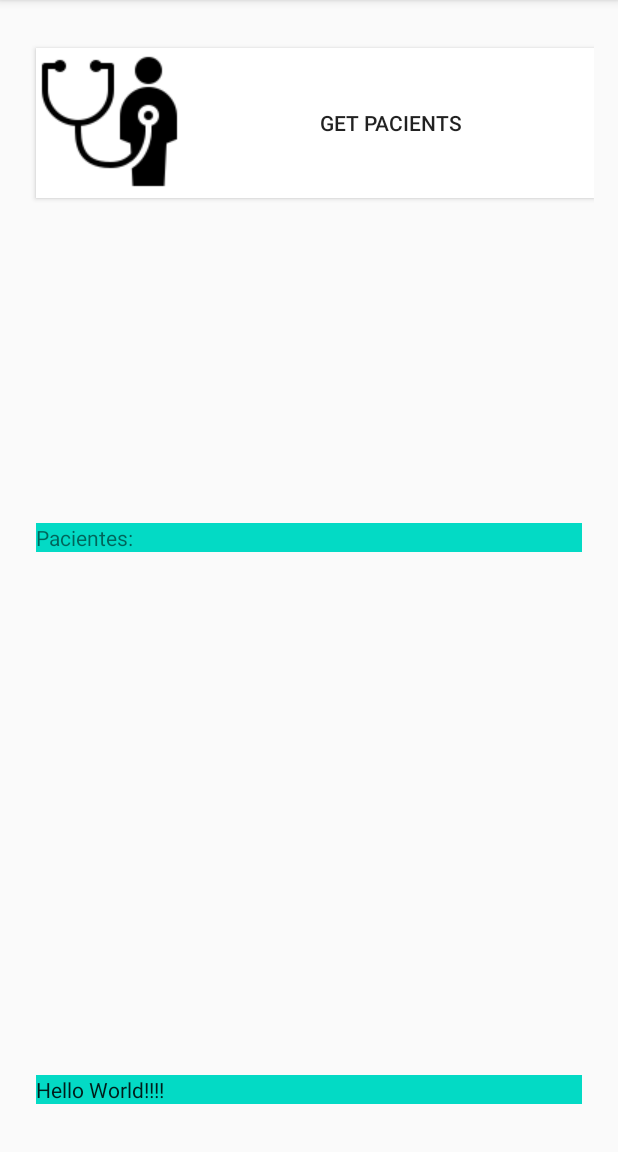
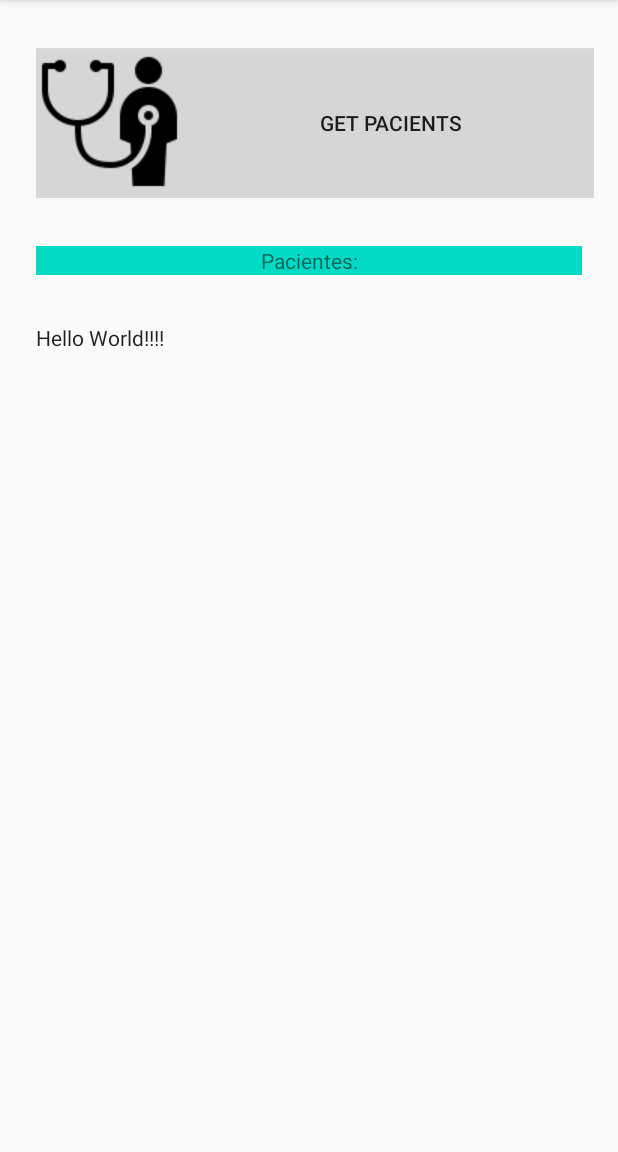
Before and after one commit to maxmonteiro2008/Pronex-Paciente, an Android app: the screen it shows after launch (MainActivity), on a phone screen of 412 x 824 dp, the part 84-1236 px from its top. Run offline under Robolectric (Android 15) with nearby library versions, the phone set to English and light mode, and no system bars; our stand-ins replace Firebase (no records; nobody signed in at launch, a user with empty details on screens opened directly); 2 statements that could not run were skipped.

Commit message:
VVersion FireStore

```diff
--- a/app/build.gradle
+++ b/app/build.gradle
@@ -37,7 +37,7 @@ dependencies {
     /* Firebase*/
    implementation 'com.google.firebase:firebase-analytics:17.2.3'
    implementation 'com.google.firebase:firebase-auth:19.3.0'//Authentication
-   // implementation 'com.google.firebase:firebase-firestore:21.4.1'  //Cloud Firestore
+   implementation 'com.google.firebase:firebase-firestore:21.4.1'  //Cloud Firestore
     implementation	'com.google.firebase:firebase-database:19.2.1' // Realtime Database
 
 }
--- a/app/src/main/java/com/mx/mobi_flm/MainActivity.java
+++ b/app/src/main/java/com/mx/mobi_flm/MainActivity.java
@@ -1,70 +1,46 @@
 package com.mx.mobi_flm;
+
 
 import androidx.annotation.NonNull;
 import androidx.appcompat.app.AppCompatActivity;
-
+import java.lang.Integer;
 import android.os.Bundle;
 import android.util.Log;
-import android.widget.ArrayAdapter;
+
+import android.view.View;
 import android.widget.Button;
-import android.widget.ListView;
+
 import android.widget.TextView;
 
 import com.google.android.gms.tasks.OnCompleteListener;
-import com.google.android.gms.tasks.OnFailureListener;
-import com.google.android.gms.tasks.OnSuccessListener;
-
-import com.google.firebase.database.DatabaseReference;
-import com.google.firebase.database.FirebaseDatabase;
-
+import com.google.android.gms.tasks.Task;
+import com.google.firebase.firestore.Query;
+import com.google.firebase.firestore.FirebaseFirestore;
+import com.google.firebase.firestore.DocumentReference;
+import com.google.firebase.firestore.CollectionReference;
+import com.google.firebase.firestore.QueryDocumentSnapshot;
+import com.google.firebase.firestore.QuerySnapshot;
+//import com.google.firebase.database.DatabaseReference;
+//import com.google.firebase.database.FirebaseDatabase;
 
 import java.util.HashMap;
 import java.util.Map;
 
 
 public class MainActivity extends AppCompatActivity {
-    /* DATA
-final String[] titleArray = {"Elephant","Octopus","Pig","Sheep","Rabbit","Snake","Spider","Spider","Spider","Tiger"
 
-};
+//Views members
+private Button btn1, btn2;
+    TextView textView1, textView2;
 
-    final String[] infoArray = {
-            "8 tentacled monster",
-            "Delicious in rolls",
-            "Great for jumpers",
-            "Nice in a stew",
-            "Great for shoes",
-            "Scary.",
-            "DADOD",
-            "htrdes",
-            "SEDR",
-            "dervdaes"
-    };
+    //aux members
+    private String[] pacientes=new String[10];
+    Integer i=0;
 
-  final  Integer[] imageArray = {
-            R.drawable.health_book,
-            R.drawable.health_book__bold,
-            R.drawable.health_book_blue,
-            R.drawable.health_book_red,
-            R.drawable.health_calendar,
-            R.drawable.health_checkup,
-            R.drawable.health_graph,
-            R.drawable.man_health_worker,
-            R.drawable.woman_health_worker,
-            R.drawable.hospital_red
-    };
-<---------------------------------------------------BEGIN----------------------------------------------------->*/
-//Views
-Button btn1, btn2;
-    TextView textView1, textView2;
-    // Firebase
-// Write a message to the database
-    private FirebaseDatabase db = FirebaseDatabase.getInstance();
-    private DatabaseReference myRef = db.getReference("Users");
+// Firebase members
+    private FirebaseFirestore db;
+    private CollectionReference myRef ;
 
-
-
-    /*   Data get END--------------------------------------------------------------------------------------------  */
 
     @Override
     protected void onCreate(Bundle savedInstanceState) {
@@ -72,10 +48,33 @@ Button btn1, btn2;
         setContentView(R.layout.activity_main);
         //CustomListAdapter myAdapter = new CustomListAdapter(this, R.layout.activity_main,this,imageArray,titleArray,infoArray);
         //ArrayAdapter myAdapter = new ArrayAdapter<String>(this,R.layout.activity_main,titleArray);
-        //listView1 = (ListView) findViewById(R.id.listview1);
-        //listView1.setAdapter(myAdapter);
+        //Views connection
+        btn1 = findViewById(R.id.button1);
+       textView2= findViewById(R.id.textview2);
+
+       //Firebase
+        //db = FirebaseFirestore.getInstance();
+        myRef=db.collection("Users");
+        myRef.get().addOnCompleteListener(new OnCompleteListener<QuerySnapshot>() {
+            @Override
+            public void onComplete(@NonNull Task<QuerySnapshot> task) {
+                if (task.isSuccessful()) {
+                    for (QueryDocumentSnapshot document : task.getResult()) {
+                        Log.i("FIREBASE", i.toString()+ ":"+ document.getId() + " => " +document.getData());
+                        pacientes[i++]= document.getId();
+                    }
+                } else {
+                    Log.i("FIREBASE", "Error getting documents", task.getException());
+                }
+            }
+        });
+
+      btn1.setOnClickListener(new View.OnClickListener() {
+          public void onClick(View v) {
+              textView2.setText(pacientes[i]);
+          }
 
 
-
+      });
     }
 }
--- a/app/src/main/res/layout/activity_main.xml
+++ b/app/src/main/res/layout/activity_main.xml
@@ -11,6 +11,19 @@
     android:visibility="visible"
     tools:context=".MainActivity">
 
+    <Button
+        android:id="@+id/button1"
+        android:layout_width="match_parent"
+        android:layout_height="wrap_content"
+        android:layout_marginStart="8dp"
+        android:layout_marginTop="32dp"
+        android:background="@color/common_google_signin_btn_text_dark_disabled"
+        android:drawableStart="@drawable/health_checkup"
+        android:text="@string/getpacientes"
+        app:layout_constraintStart_toStartOf="parent"
+        app:layout_constraintEnd_toEndOf="parent"
+        app:layout_constraintTop_toTopOf="parent" />
+
     <TextView
         android:id="@+id/textview1"
         android:layout_width="match_parent"
@@ -20,43 +33,29 @@
         android:layout_marginEnd="8dp"
         android:layout_marginBottom="32dp"
         android:background="@color/colorAccent"
-         android:includeFontPadding="true"
+       android:textAlignment="center"
+        android:includeFontPadding="true"
         android:text="@string/pacientes"
         app:layout_constraintBottom_toTopOf="@+id/textview2"
         app:layout_constraintEnd_toEndOf="parent"
         app:layout_constraintStart_toStartOf="parent"
-        app:layout_constraintTop_toTopOf="parent" />
-
+        app:layout_constraintTop_toBottomOf="@id/button1" />
     <TextView
         android:id="@+id/textview2"
         android:layout_width="match_parent"
         android:layout_height="wrap_content"
         android:layout_marginStart="8dp"
-        android:layout_marginTop="64dp"
         android:layout_marginEnd="8dp"
-        android:layout_marginBottom="32dp"
-        android:background="@color/colorAccent"
-        android:gravity="start|top"
+        android:layout_marginTop="32dp"
         android:includeFontPadding="true"
         android:text="@string/hello"
         android:textAppearance="@style/TextAppearance.AppCompat.Body1"
-        app:layout_constraintBottom_toBottomOf="parent"
         app:layout_constraintEnd_toEndOf="parent"
         app:layout_constraintStart_toStartOf="parent"
-        app:layout_constraintTop_toTopOf="parent"
-        app:layout_constraintVertical_bias="1.0" />
+        app:layout_constraintTop_toBottomOf="@id/textview1"
+        tools:layout_editor_absoluteY="648dp" />
 
-    <Button
-        android:id="@+id/button"
-        android:layout_width="match_parent"
-        android:layout_height="wrap_content"
-        android:layout_marginStart="8dp"
-        android:layout_marginTop="32dp"
-        android:background="#FFFFFF"
-        android:drawableStart="@drawable/health_checkup"
-        android:text="@string/getpacientes"
-        app:layout_constraintStart_toStartOf="parent"
-        app:layout_constraintTop_toTopOf="parent" />
+
 
 
 </androidx.constraintlayout.widget.ConstraintLayout>
```
Also changed, not shown: 1 other file.
